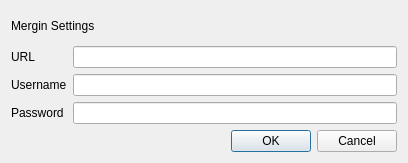
Before: the Qt Designer form Mergin/ui/ui_config.ui in MerginMaps/qgis-plugin, drawn with Qt 5.
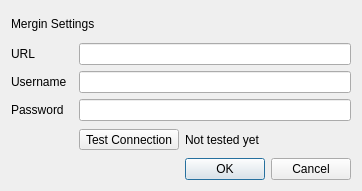
After: the same form once the commit is applied. Custom widgets are drawn as their Qt base class.

Commit message: Added auth check and testing connection button.

The edit to the form file:
```diff
--- a/Mergin/ui/ui_config.ui
+++ b/Mergin/ui/ui_config.ui
@@ -6,24 +6,14 @@
    <rect>
     <x>0</x>
     <y>0</y>
-    <width>408</width>
-    <height>163</height>
+    <width>362</width>
+    <height>191</height>
    </rect>
   </property>
   <property name="windowTitle">
    <string>Mergin Settings</string>
   </property>
   <layout class="QGridLayout" name="gridLayout_2">
-   <item row="4" column="1">
-    <widget class="QDialogButtonBox" name="buttonBox">
-     <property name="orientation">
-      <enum>Qt::Horizontal</enum>
-     </property>
-     <property name="standardButtons">
-      <set>QDialogButtonBox::Cancel|QDialogButtonBox::Ok</set>
-     </property>
-    </widget>
-   </item>
    <item row="1" column="0">
     <widget class="QLabel" name="label">
      <property name="text">
@@ -31,17 +21,17 @@
      </property>
     </widget>
    </item>
-   <item row="0" column="0" colspan="2">
+   <item row="0" column="0" colspan="3">
     <widget class="QLabel" name="label_2">
      <property name="text">
       <string>Mergin Settings</string>
      </property>
     </widget>
    </item>
-   <item row="1" column="1">
+   <item row="1" column="2">
     <widget class="QLineEdit" name="merginURL"/>
    </item>
-   <item row="2" column="1">
+   <item row="2" column="2">
     <widget class="QLineEdit" name="username"/>
    </item>
    <item row="2" column="0">
@@ -51,7 +41,7 @@
      </property>
     </widget>
    </item>
-   <item row="3" column="1">
+   <item row="3" column="2">
     <widget class="QgsPasswordLineEdit" name="password"/>
    </item>
    <item row="3" column="0">
@@ -61,6 +51,34 @@
      </property>
     </widget>
    </item>
+   <item row="9" column="2">
+    <widget class="QDialogButtonBox" name="buttonBox">
+     <property name="orientation">
+      <enum>Qt::Horizontal</enum>
+     </property>
+     <property name="standardButtons">
+      <set>QDialogButtonBox::Cancel|QDialogButtonBox::Ok</set>
+     </property>
+    </widget>
+   </item>
+   <item row="8" column="2">
+    <layout class="QHBoxLayout" name="horizontalLayout">
+     <item>
+      <widget class="QToolButton" name="test_connection_btn">
+       <property name="text">
+        <string>Test Connection</string>
+       </property>
+      </widget>
+     </item>
+     <item>
+      <widget class="QLabel" name="test_status">
+       <property name="text">
+        <string>Not tested yet</string>
+       </property>
+      </widget>
+     </item>
+    </layout>
+   </item>
   </layout>
  </widget>
  <customwidgets>
```
The commit also changes 3 other files.
